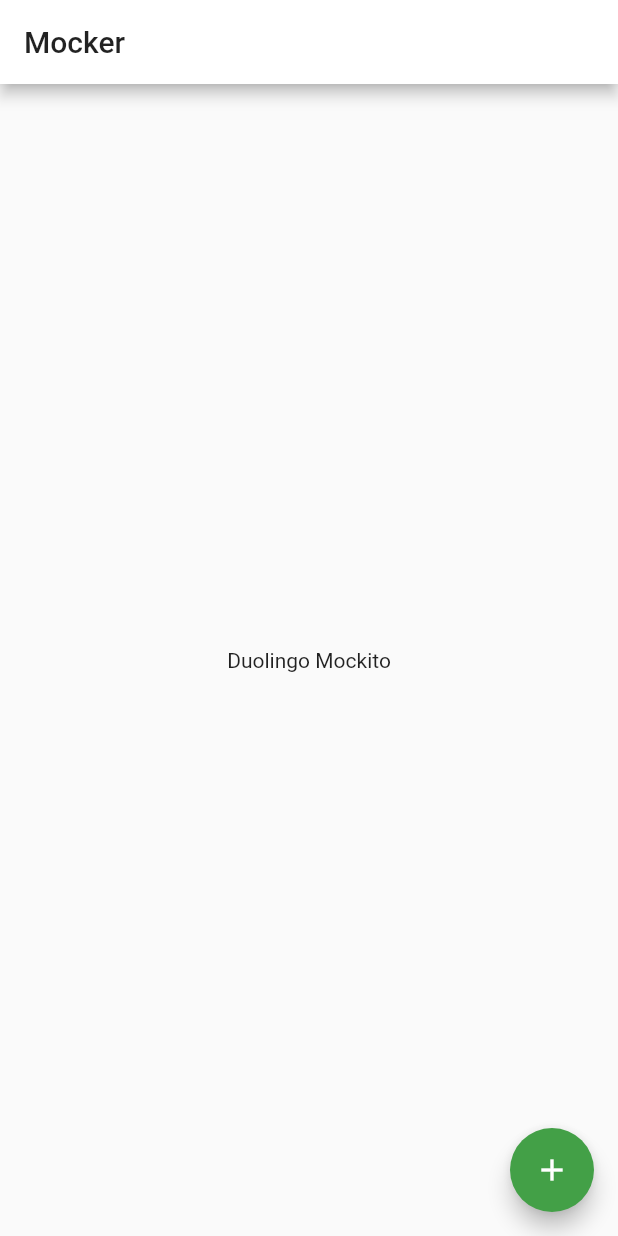
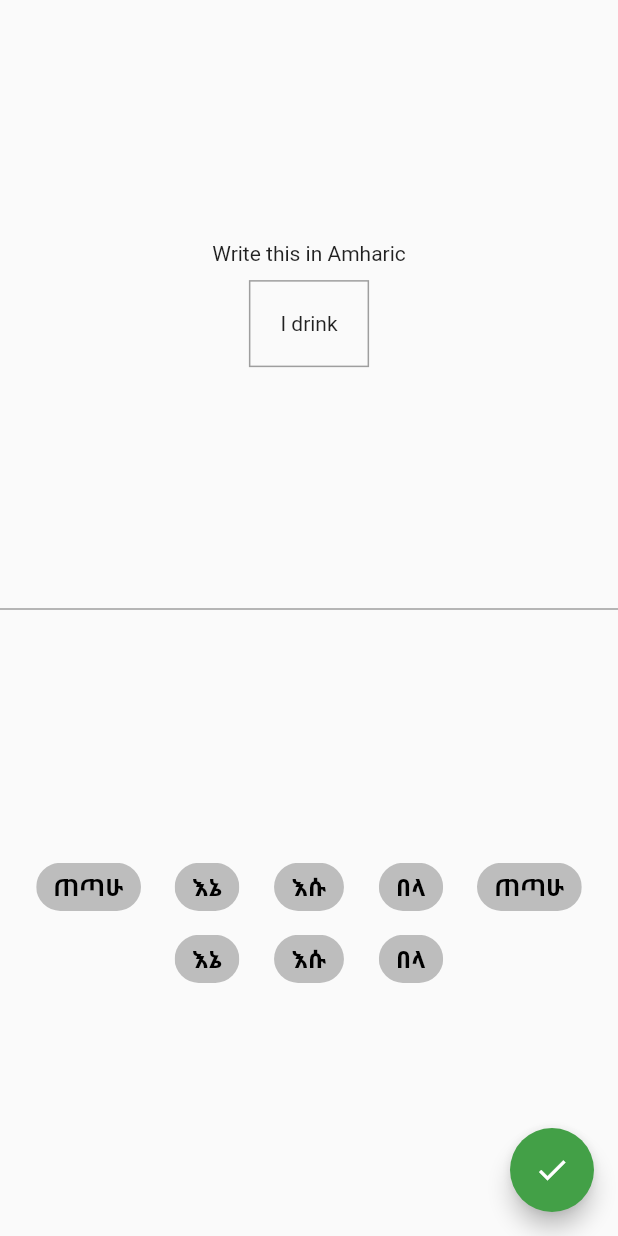
Before and after one commit to Besuf/lesan, a Flutter app: the screen it shows after launch, on a phone screen of 412 x 824 dp. Run offline on Flutter 3.47's test engine with Material 2 defaults, Android fonts, the light colour scheme and no system bars; Roboto replaces fonts that are missing (Georgia, Hind).

Commit message:
Language select, Word puzzle screen added

```diff
--- a/lib/main.dart
+++ b/lib/main.dart
@@ -1,5 +1,7 @@
 import 'package:flutter/material.dart';
 import 'package:lesan/screens/home_screen.dart';
+import 'package:lesan/screens/language_select.dart';
+import 'package:lesan/screens/word_puzzle_screen.dart';
 
 void main() => runApp(MyApp());
 
@@ -19,13 +21,21 @@
         // text styling for headlines, titles, bodies of text, and more.
         textTheme: TextTheme(
           headline: TextStyle(fontSize: 72.0, fontWeight: FontWeight.bold),
-          title: TextStyle(fontSize: 36.0,),
-          body1: TextStyle(fontSize: 14.0, fontFamily: 'Hind', color: Colors.black87),
+          title: TextStyle(
+            fontSize: 36.0,
+          ),
+          body1: TextStyle(fontSize: 14.0, color: Colors.black87),
+          body2: TextStyle(
+              fontSize: 16.0,
+              fontWeight: FontWeight.bold,
+              color: Colors.black87),
         ),
       ),
-      initialRoute: HomeScreen.routeName,
+      initialRoute: WordPuzzle.routeName,
       routes: {
-        HomeScreen.routeName: (_) => HomeScreen()
+        HomeScreen.routeName: (_) => HomeScreen(),
+        LanguageSelect.routeName: (_) => LanguageSelect(),
+        WordPuzzle.routeName: (_) => WordPuzzle(),
       },
     );
   }
--- /dev/null
+++ b/lib/screens/word_puzzle_screen.dart
@@ -0,0 +1,252 @@
+import 'package:flutter/foundation.dart';
+import 'package:flutter/material.dart';
+//import 'package:just_audio/just_audio.dart';
+
+class Puzzle {
+  String sourceText;
+  List<Word> wordChoices;
+  List<Word> correctSequence;
+
+  Puzzle({this.sourceText, this.wordChoices, this.correctSequence});
+}
+
+class Word {
+  String text;
+  bool selected = false;
+
+  Word(this.text);
+
+  @override
+  bool operator ==(other) => other is Word && other.text == text;
+
+  @override
+  int get hashCode => text.hashCode;
+}
+
+class WordPuzzle extends StatefulWidget {
+  static const routeName = 'work_puzzle';
+
+  @override
+  _WordPuzzleState createState() => _WordPuzzleState();
+}
+
+class WordChip extends StatelessWidget {
+  final Word _word;
+
+  WordChip(this._word);
+
+  @override
+  Widget build(BuildContext context) {
+    return Chip(
+      backgroundColor: _word.selected ? Colors.grey[600] : Colors.grey[400],
+      label: Text(
+        _word.text,
+        style: TextStyle(
+          color: _word.selected ? Colors.grey[600] : Colors.black,
+        ),
+      ),
+      shadowColor: Colors.black,
+    );
+  }
+}
+
+class _WordPuzzleState extends State<WordPuzzle> {
+  GlobalKey<ScaffoldState> _scaffoldKey = GlobalKey<ScaffoldState>();
+  int _currentIndex = 0;
+  bool _puzzleChecked = false;
+  final List<Puzzle> _puzzles = [
+    Puzzle(
+      sourceText: 'I drink',
+      wordChoices: [
+        Word('ጠጣሁ'),
+        Word('እኔ'),
+        Word('እሱ'),
+        Word('በላ'),
+        Word('ጠጣሁ'),
+        Word('እኔ'),
+        Word('እሱ'),
+        Word('በላ')
+      ],
+      correctSequence: [Word('እኔ'), Word('ጠጣሁ')],
+    ),
+    Puzzle(
+      sourceText: 'He ate',
+      wordChoices: [
+        Word('ጠጣሁ'),
+        Word('እኔ'),
+        Word('እሱ'),
+        Word('በላ'),
+        Word('ጠጣሁ'),
+        Word('እኔ'),
+        Word('እሱ'),
+        Word('በላ')
+      ],
+      correctSequence: [Word('እሱ'), Word('በላ')],
+    ),
+  ];
+  List<Word> _selectedWords = [];
+
+  void _selectWord(Word word) {
+    setState(() {
+      _selectedWords.add(word);
+      word.selected = true;
+    });
+  }
+
+  void _removeSelection(Word word) {
+    setState(() {
+      word.selected = false;
+      _selectedWords.remove(word);
+    });
+  }
+
+  void _checkAnswer() {
+    if (listEquals(_puzzles[_currentIndex].correctSequence, _selectedWords)) {
+      _scaffoldKey.currentState.showSnackBar(
+        SnackBar(
+          behavior: SnackBarBehavior.floating,
+          duration: Duration(seconds: 2),
+          content: Text(
+            'Correct!',
+            style: TextStyle(
+              color: Colors.black38,
+              fontSize: 20.0,
+            ),
+          ),
+          backgroundColor: Colors.greenAccent,
+        ),
+      );
+    } else {
+      _scaffoldKey.currentState.showSnackBar(
+        SnackBar(
+          behavior: SnackBarBehavior.floating,
+          duration: Duration(seconds: 2),
+          content: Text(
+            'Incorrect!',
+            style: TextStyle(
+              color: Colors.white,
+              fontSize: 20.0,
+            ),
+          ),
+          backgroundColor: Colors.redAccent,
+        ),
+      );
+    }
+    setState(() {
+      _puzzleChecked = true;
+    });
+  }
+
+  void _gotoNextPuzzle() {
+    if (_puzzles.length - 1 > _currentIndex) {
+      setState(() {
+        _puzzleChecked = false;
+        _currentIndex++;
+        _selectedWords = [];
+      });
+    } else {
+      _scaffoldKey.currentState.showSnackBar(
+        SnackBar(
+          behavior: SnackBarBehavior.floating,
+          duration: Duration(seconds: 2),
+          content: Text(
+            'Finished questions',
+            style: TextStyle(
+              color: Colors.white,
+              fontSize: 20.0,
+            ),
+          ),
+          backgroundColor: Colors.black12,
+        ),
+      );
+    }
+  }
+
+  Widget _renderSource() {
+    return Column(
+      children: <Widget>[
+        Text('Write this in Amharic'),
+        SizedBox(
+          height: 10.0,
+        ),
+        Container(
+          padding: EdgeInsets.all(20.0),
+          decoration: BoxDecoration(
+            border: Border.all(color: Colors.grey),
+          ),
+          child: Text(_puzzles[_currentIndex].sourceText),
+        ),
+      ],
+    );
+  }
+
+  Widget _renderChoice() {
+    return Container(
+      width: double.infinity,
+      decoration: BoxDecoration(
+        border: Border(
+          bottom: BorderSide(color: Colors.grey),
+        ),
+      ),
+      child: Wrap(
+        spacing: 10.0,
+        crossAxisAlignment: WrapCrossAlignment.start,
+        children: _selectedWords
+            .map(
+              (word) => GestureDetector(
+                onTap: () {
+                  _removeSelection(word);
+                },
+                child: Chip(
+                  label: Text(word.text),
+                ),
+              ),
+            )
+            .toList(),
+      ),
+    );
+  }
+
+  Widget _renderSelectionList() {
+    return Wrap(
+      alignment: WrapAlignment.center,
+      spacing: 20.0,
+      children: _puzzles[_currentIndex]
+          .wordChoices
+          .map(
+            (choice) => GestureDetector(
+              child: WordChip(choice),
+              onTap: () {
+                _selectWord(choice);
+              },
+            ),
+          )
+          .toList(),
+    );
+  }
+
+  @override
+  Widget build(BuildContext context) {
+    return Scaffold(
+      key: _scaffoldKey,
+      body: Column(
+        mainAxisAlignment: MainAxisAlignment.spaceEvenly,
+        children: <Widget>[
+          _renderSource(),
+          _renderChoice(),
+          _renderSelectionList()
+        ],
+      ),
+      floatingActionButton: FloatingActionButton(
+        onPressed: () {
+          if (_puzzleChecked) {
+            _gotoNextPuzzle();
+          } else {
+            _checkAnswer();
+          }
+        },
+        child: _puzzleChecked ? Icon(Icons.arrow_forward) : Icon(Icons.check),
+      ),
+    );
+  }
+}
--- a/pubspec.yaml
+++ b/pubspec.yaml
@@ -28,6 +28,9 @@
   flutter_test:
     sdk: flutter
   just_audio: ^0.1.3
+#  font_awesome_flutter: ^8.8.0
+  percent_indicator: ^2.1.1+1
+#  badges: ^1.1.1
 
 # For information on the generic Dart part of this file, see the
 # following page: https://dart.dev/tools/pub/pubspec
```
Also changed, not shown: lib/sample.dart (deleted, +0 -7 lines), lib/screens/language_select.dart (added, +54 -0 lines), pubspec.lock, 9 other files.
